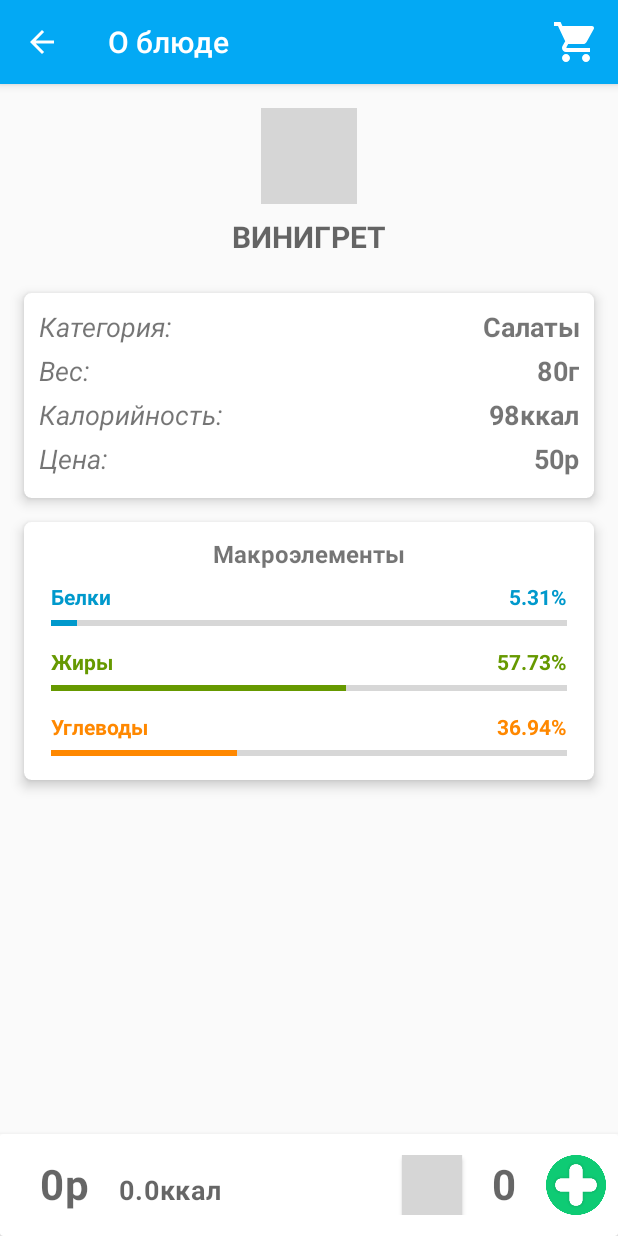
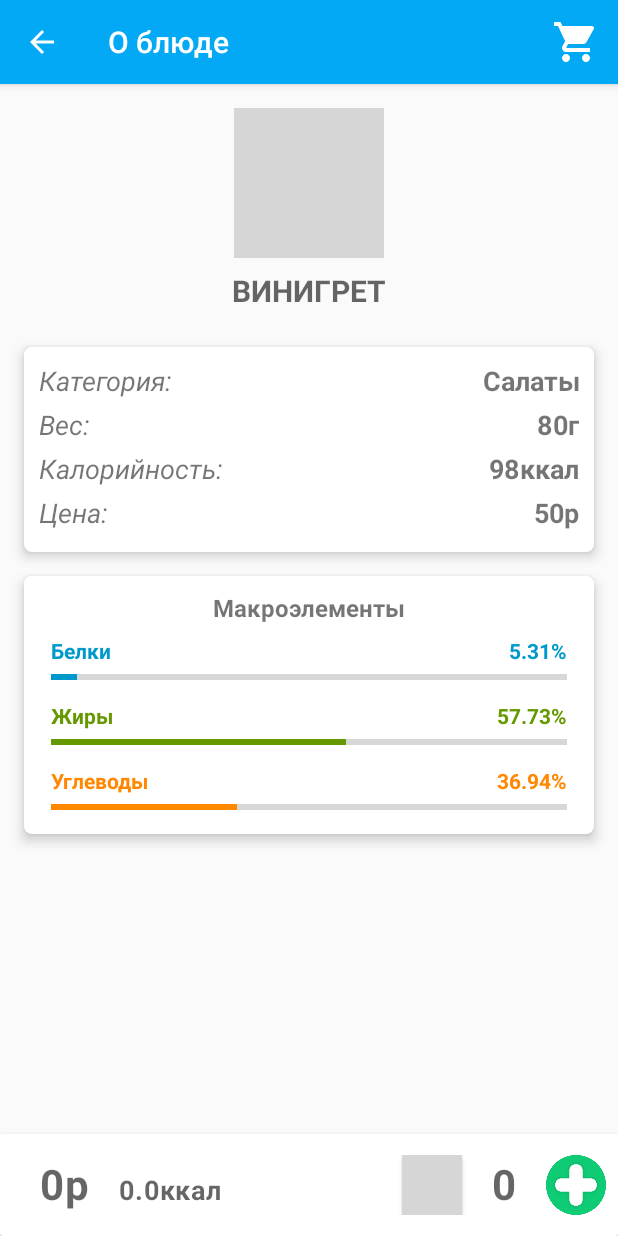
Before and after one commit to Shaniser/Canteen, an Android app: the AboutFood screen opened directly, with no data from a screen before it, on a phone screen of 412 x 824 dp. Run offline under Robolectric (Android 15) with nearby library versions, the phone set to English and light mode, and no system bars; 1 statement that could not run was skipped; grey boxes are pictures that could not be loaded.

Commit message:
Image food now larger

```diff
--- a/app/src/main/res/layout/activity_about_food.xml
+++ b/app/src/main/res/layout/activity_about_food.xml
@@ -54,8 +54,8 @@
 
                     <ImageView
                         android:id="@+id/icon"
-                        android:layout_width="64dp"
-                        android:layout_height="64dp"
+                        android:layout_width="100dp"
+                        android:layout_height="100dp"
                         android:layout_marginTop="8dp"
                         android:contentDescription="@string/icon"
                         app:layout_constraintEnd_toEndOf="parent"
```
